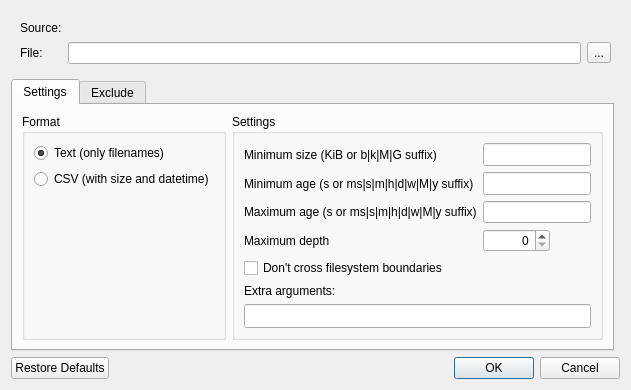
holazt/RcloneBrowser, file src/export_dialog.ui: the form before one commit.
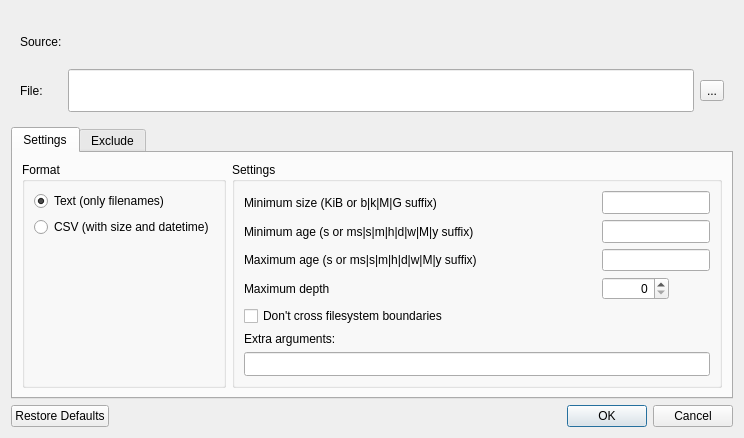
The form after the commit.

Patch:
```diff
--- a/src/export_dialog.ui
+++ b/src/export_dialog.ui
@@ -6,28 +6,18 @@
    <rect>
     <x>0</x>
     <y>0</y>
-    <width>760</width>
-    <height>444</height>
+    <width>744</width>
+    <height>438</height>
    </rect>
   </property>
   <property name="sizePolicy">
-   <sizepolicy hsizetype="Fixed" vsizetype="Fixed">
+   <sizepolicy hsizetype="MinimumExpanding" vsizetype="Preferred">
     <horstretch>0</horstretch>
     <verstretch>0</verstretch>
    </sizepolicy>
   </property>
-  <layout class="QGridLayout" name="gridLayout">
-   <property name="sizeConstraint">
-    <enum>QLayout::SetFixedSize</enum>
-   </property>
-   <item row="9" column="0" colspan="2">
-    <widget class="QDialogButtonBox" name="buttonBox">
-     <property name="standardButtons">
-      <set>QDialogButtonBox::Cancel|QDialogButtonBox::Ok|QDialogButtonBox::RestoreDefaults</set>
-     </property>
-    </widget>
-   </item>
-   <item row="1" column="0" colspan="2">
+  <layout class="QVBoxLayout" name="verticalLayout_2">
+   <item>
     <widget class="QWidget" name="pathGroup" native="true">
      <layout class="QGridLayout" name="gridLayout_3">
       <item row="2" column="6">
@@ -98,7 +88,7 @@
      </layout>
     </widget>
    </item>
-   <item row="3" column="0">
+   <item>
     <widget class="QTabWidget" name="tabWidget">
      <property name="currentIndex">
       <number>0</number>
@@ -110,6 +100,12 @@
       <layout class="QGridLayout" name="gridLayout_2">
        <item row="0" column="0">
         <widget class="QGroupBox" name="modeFormat">
+         <property name="sizePolicy">
+          <sizepolicy hsizetype="Fixed" vsizetype="Preferred">
+           <horstretch>0</horstretch>
+           <verstretch>0</verstretch>
+          </sizepolicy>
+         </property>
          <property name="title">
           <string>Format</string>
          </property>
@@ -161,6 +157,12 @@
        </item>
        <item row="0" column="1">
         <widget class="QGroupBox" name="groupBox_2">
+         <property name="sizePolicy">
+          <sizepolicy hsizetype="MinimumExpanding" vsizetype="Preferred">
+           <horstretch>0</horstretch>
+           <verstretch>0</verstretch>
+          </sizepolicy>
+         </property>
          <property name="title">
           <string>Settings</string>
          </property>
@@ -320,6 +322,13 @@
      </widget>
     </widget>
    </item>
+   <item>
+    <widget class="QDialogButtonBox" name="buttonBox">
+     <property name="standardButtons">
+      <set>QDialogButtonBox::Cancel|QDialogButtonBox::Ok|QDialogButtonBox::RestoreDefaults</set>
+     </property>
+    </widget>
+   </item>
   </layout>
  </widget>
  <tabstops>
```
